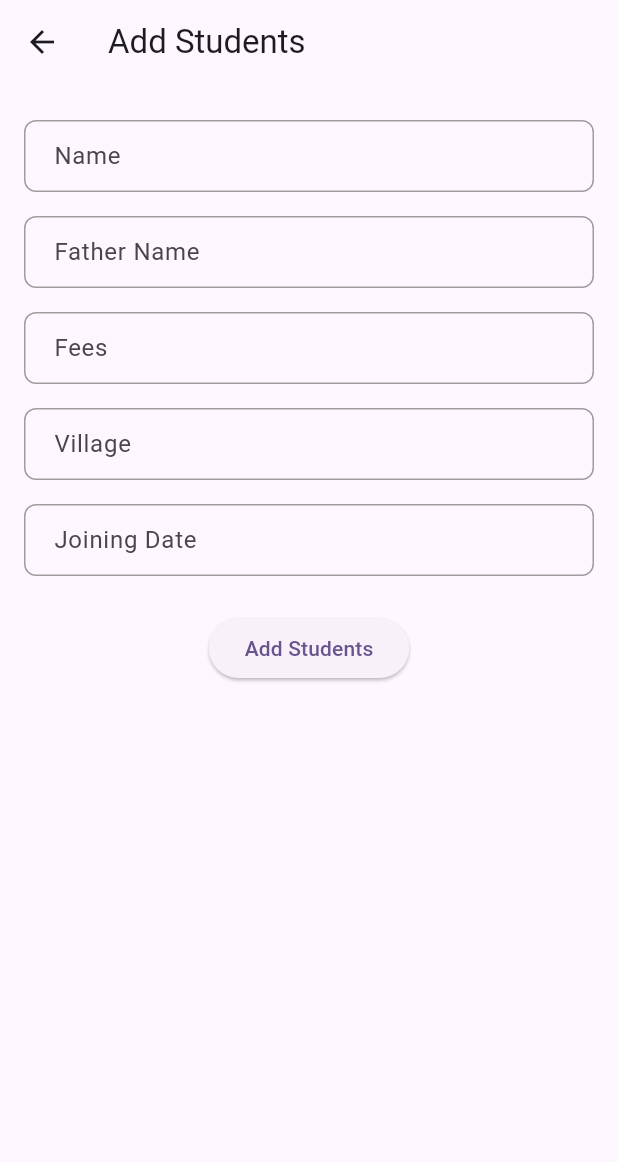
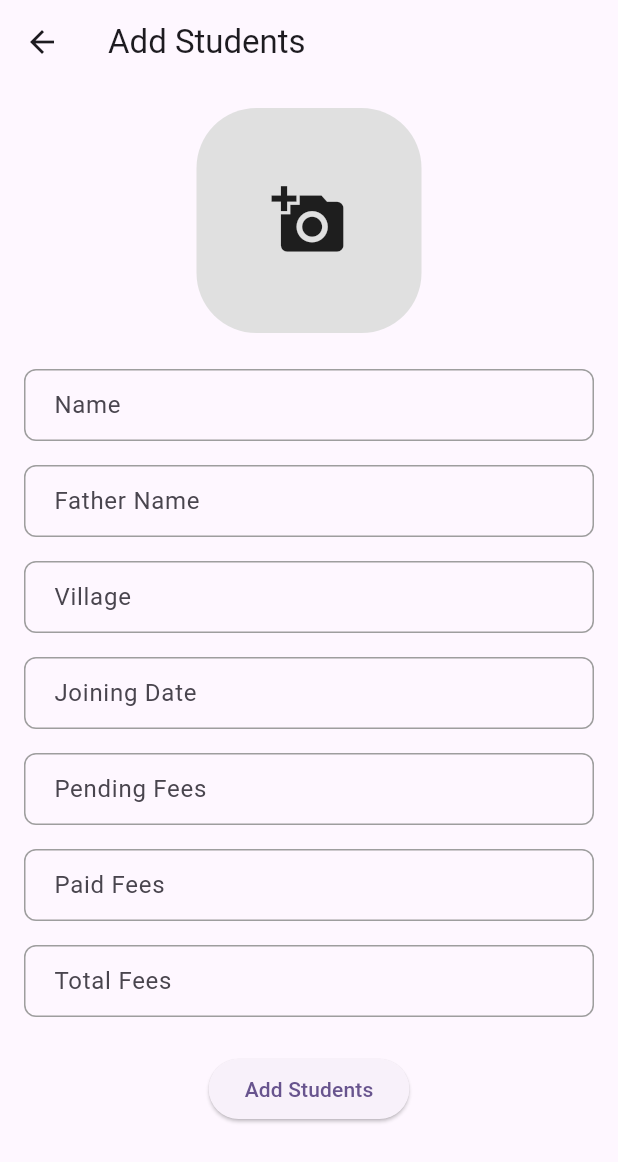
Before and after one commit to amitpaju0001/codexia_academy, a Flutter app: the AddStudentScreen screen opened directly, on a phone screen of 412 x 824 dp. Shown: the top 1162 px of the screen. Run offline on Flutter 3.47's test engine with Material 3 defaults, Android fonts, the phone set to English and light mode, and no system bars; our stand-ins replace image_picker, shared_preferences; accounts and stored records are empty.

Commit message:
initial commit

```diff
--- a/lib/codexia/model/student_model.dart
+++ b/lib/codexia/model/student_model.dart
@@ -1,3 +1,5 @@
+
+
 class StudentModel {
   String stdName;
   String stdFatherName;
@@ -5,6 +7,8 @@ class StudentModel {
   String stdVillage;
   String stdJoinDate;
   String stdImage;
+  String stdPendingFee;
+  String stdPaidFee;
 
   StudentModel(
       {required this.stdName,
@@ -12,7 +16,9 @@ class StudentModel {
       required this.stdFees,
       required this.stdVillage,
       required this.stdJoinDate,
-      required this.stdImage});
+      required this.stdImage,
+      required this.stdPendingFee,
+      required this.stdPaidFee});
 
   Map<String, dynamic> toJson() {
     Map<String, dynamic> json = {
@@ -21,6 +27,9 @@ class StudentModel {
       'fees': stdFees,
       'village': stdVillage,
       'joinDate': stdJoinDate,
+      'image': stdImage,
+      'pendingFee': stdPendingFee,
+      'paidFee' : stdPaidFee,
     };
     return json;
   }
@@ -31,8 +40,11 @@ class StudentModel {
         stdFatherName: studentMap['fatherName'],
         stdFees: studentMap['fees'],
         stdVillage: studentMap['village'],
-        stdJoinDate: studentMap['joinDat,e'],
-      stdImage: studentMap['image'],
+        stdJoinDate: studentMap['joinDate'],
+        stdImage: studentMap['image']?? '',
+      stdPendingFee: studentMap['pendingFee']??'',
+      stdPaidFee: studentMap['paidFee'],
+
     );
   }
 }
--- a/lib/codexia/screen/add_student_screen.dart
+++ b/lib/codexia/screen/add_student_screen.dart
@@ -1,21 +1,30 @@
+import 'dart:io';
+
 import 'package:codexia_academy/codexia/model/reuse_validator.dart';
 import 'package:codexia_academy/codexia/service/shared_pref_service.dart';
+import 'package:codexia_academy/codexia/widget/image_pick_widget.dart';
 import 'package:codexia_academy/codexia/widget/reuseTextField.dart';
 import 'package:flutter/material.dart';
 import 'package:codexia_academy/codexia/model/student_model.dart';
+
 class AddStudentScreen extends StatefulWidget {
   const AddStudentScreen({super.key});
+
   @override
   State<AddStudentScreen> createState() => _AddStudentScreenState();
 }
+
 class _AddStudentScreenState extends State<AddStudentScreen> {
   final TextEditingController nameController = TextEditingController();
   final TextEditingController fatherNameController = TextEditingController();
   final TextEditingController feesController = TextEditingController();
   final TextEditingController villageController = TextEditingController();
   final TextEditingController joinDateController = TextEditingController();
-  final TextEditingController imageController = TextEditingController();
+  final TextEditingController pendingFeeController = TextEditingController();
+  final TextEditingController paidFeeController = TextEditingController();
   final GlobalKey<FormState> formKey = GlobalKey();
+
+  File? image;
 
   @override
   Widget build(BuildContext context) {
@@ -23,12 +32,21 @@ class _AddStudentScreenState extends State<AddStudentScreen> {
       appBar: AppBar(
         title: const Text('Add Students'),
       ),
-      body: Padding(
+      body: SingleChildScrollView(
+        child: Padding(
           padding: const EdgeInsets.all(16),
           child: Form(
-          key:  formKey,
+            key: formKey,
             child: Column(
               children: [
+                ImagePickWidget(
+                  onImagePicked: (pickedImage) {
+                    setState(() {
+                      image = pickedImage;
+                    });
+                  },
+                ),
+                const SizedBox(height: 16,),
                 ReuseTextField(
                   controller: nameController,
                   hintText: 'Name',
@@ -37,11 +55,6 @@ class _AddStudentScreenState extends State<AddStudentScreen> {
                 ReuseTextField(
                   controller: fatherNameController,
                   hintText: 'Father Name',
-                validator: reuseValidator,
-              ),
-              ReuseTextField(
-                controller: feesController,
-                hintText: 'Fees',
                   validator: reuseValidator,
                 ),
                 ReuseTextField(
@@ -54,26 +67,49 @@ class _AddStudentScreenState extends State<AddStudentScreen> {
                   hintText: 'Joining Date',
                   validator: reuseValidator,
                 ),
+                ReuseTextField(
+                  controller: pendingFeeController,
+                  hintText: 'Pending Fees',
+                  validator: reuseValidator,
+                ),
+                ReuseTextField(
+                  controller: paidFeeController,
+                  hintText: 'Paid Fees',
+                  validator: reuseValidator,
+                ),
+                ReuseTextField(
+                  controller: feesController,
+                  hintText: 'Total Fees',
+                  validator: reuseValidator,
+                ),
                 const SizedBox(height: 16),
                 ElevatedButton(
                   onPressed: () async {
-                  if (formKey.currentState?.validate()??false) {
+                    if (formKey.currentState?.validate() ?? false) {
                       String name = nameController.text;
                       String fatherName = fatherNameController.text;
                       String fees = feesController.text;
                       String village = villageController.text;
                       String joinDate = joinDateController.text;
-                    String image = imageController.text;
+                      String pendingFee = pendingFeeController.text;
+                      String paidFee = paidFeeController.text;
+                      String imagePath = image?.path ?? '';
+                      if (imagePath.isEmpty) {
+                        ScaffoldMessenger.of(context).showSnackBar(
+                            const SnackBar(content: Text('please pick an image')));
+                      }
                       StudentModel student = StudentModel(
                         stdName: name,
                         stdFatherName: fatherName,
                         stdFees: fees,
                         stdVillage: village,
                         stdJoinDate: joinDate,
-                      stdImage: image,
+                        stdPendingFee: pendingFee,
+                        stdPaidFee: paidFee,
+                        stdImage: imagePath,
                       );
                       await SharedPrefService.addStudents(student);
-                    Navigator.pop(context);
+                      Navigator.pop(context, imagePath);
                     }
                   },
                   child: const Text('Add Students'),
@@ -82,6 +118,7 @@ class _AddStudentScreenState extends State<AddStudentScreen> {
             ),
           ),
         ),
+      ),
     );
   }
 }
--- a/lib/codexia/screen/home_screen.dart
+++ b/lib/codexia/screen/home_screen.dart
@@ -41,12 +41,13 @@ class _HomeScreenState extends State<HomeScreen> {
           },),
       floatingActionButton: FloatingActionButton(
         onPressed: () async {
-           await Navigator.push(
+          await Navigator.push(
             context,
-            MaterialPageRoute(builder: (context) {
+            MaterialPageRoute(builder: (context,) {
               return const AddStudentScreen();
             }),
           );
+        loadStudents();
         },
         child: const Icon(Icons.add),
       ),
--- a/lib/codexia/screen/welcome_screen.dart
+++ b/lib/codexia/screen/welcome_screen.dart
@@ -15,6 +15,7 @@ class WelcomeScreen extends StatelessWidget {
         width: MediaQuery.of(context).size.width,
         height: MediaQuery.of(context).size.height,
         padding: const EdgeInsets.all(10),
+        child: SingleChildScrollView(
           child: Column(
             children: [
               const SizedBox(
@@ -110,6 +111,7 @@ class WelcomeScreen extends StatelessWidget {
             ],
           ),
         ),
+      ),
     );
   }
 }
--- /dev/null
+++ b/lib/codexia/widget/image_pick_widget.dart
@@ -0,0 +1,48 @@
+import 'package:codexia_academy/codexia/service/image_pick_service.dart';
+import 'package:flutter/material.dart';
+import 'dart:io';
+
+class ImagePickWidget extends StatefulWidget {
+  final Function(File?) onImagePicked;
+
+  const ImagePickWidget({super.key, required this.onImagePicked});
+
+  @override
+   ImagePickWidgetState createState() => ImagePickWidgetState();
+}
+class ImagePickWidgetState extends State<ImagePickWidget> {
+  File? image;
+  final ImagePickService imagePickService = ImagePickService();
+  Future pickImage() async {
+    final File? pickedImage = await imagePickService.pickImage();
+    if (pickedImage != null) {
+      setState(() {
+        image = pickedImage;
+      });
+      widget.onImagePicked(pickedImage);
+    }
+  }
+
+  @override
+  Widget build(BuildContext context) {
+    return GestureDetector(
+      onTap: pickImage,
+      child: image == null
+          ? Container(
+        decoration: BoxDecoration(
+          color: Colors.grey[300],
+          borderRadius: BorderRadius.circular(40),
+        ),
+        height: 150,
+        width: 150,
+        child: const Icon(Icons.add_a_photo, size: 50),
+      )
+          : Image.file(
+        image!,
+        height: 150,
+        width: 150,
+        fit: BoxFit.cover,
+      ),
+    );
+  }
+}
```
Also changed, not shown: lib/codexia/widget/student_card_widget.dart (+16 -2 lines), lib/codexia/service/image_pick_service.dart (line endings or trailing spaces), 6 other files. Lines whose indentation alone changed are shown as unchanged.
